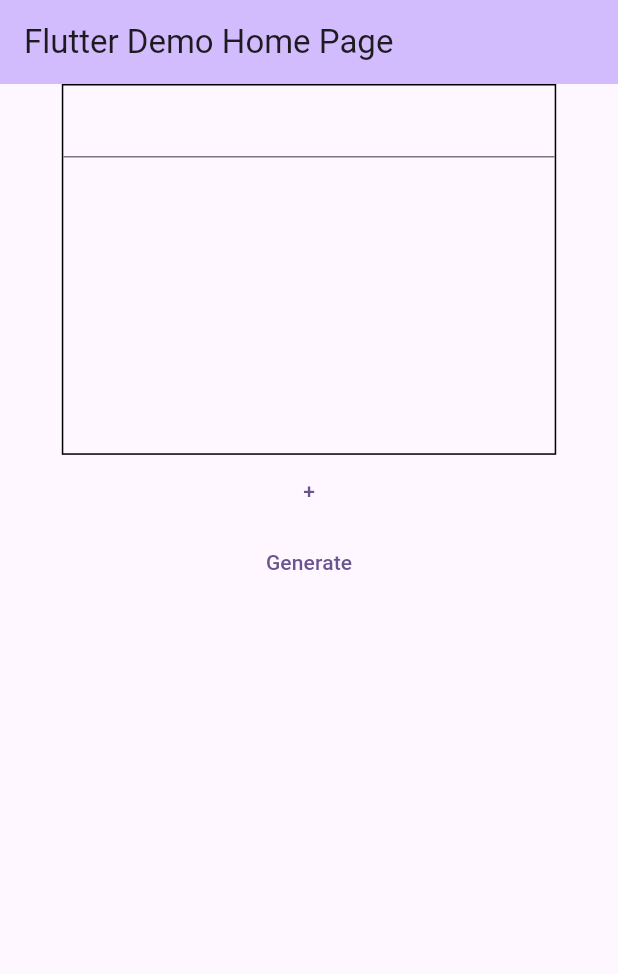
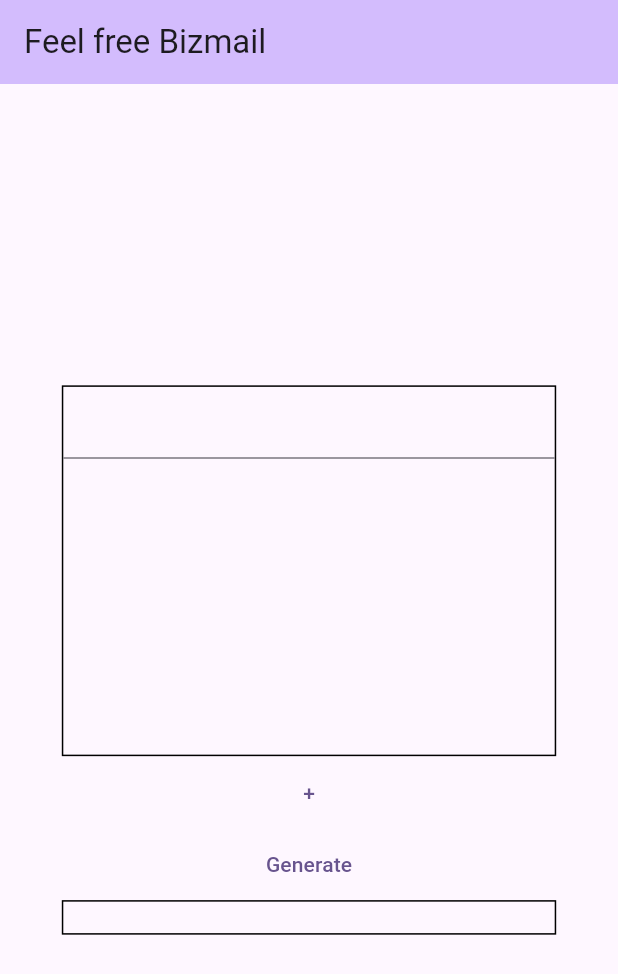
Before and after one commit to torusa0603/feel_free_bizmail, a Flutter app: the screen it shows after launch, after a tap on "Generate", on a phone screen of 412 x 824 dp. Shown: the top 974 px of the screen. Run offline on Flutter 3.47's test engine with Material 3 defaults, Android fonts, the phone set to English and light mode, and no system bars; our stand-ins replace flutter_hooks, google_generative_ai, hooks_riverpod; network calls fail.

Commit message:
demo bizmail format from gemini

```diff
--- a/lib/main.dart
+++ b/lib/main.dart
@@ -3,23 +3,26 @@ import 'package:flutter_hooks/flutter_hooks.dart';
 import 'package:google_generative_ai/google_generative_ai.dart';
 import 'package:hooks_riverpod/hooks_riverpod.dart';
 
+//使用Widgetの先祖にProviderScopeを配置する
 void main() {
-  runApp(const MyApp());
+  runApp(
+    const ProviderScope(child: MyApp()),
+  );
 }
 
-class MyApp extends StatelessWidget {
+class MyApp extends ConsumerWidget {
   const MyApp({super.key});
 
   // This widget is the root of your application.
   @override
-  Widget build(BuildContext context) {
+  Widget build(BuildContext context, WidgetRef ref) {
     return MaterialApp(
-      title: 'Flutter Demo',
+      title: 'Feel free Bizmail',
       theme: ThemeData(
         colorScheme: ColorScheme.fromSeed(seedColor: Colors.deepPurple),
         useMaterial3: true,
       ),
-      home: const MyHomePage(title: 'Flutter Demo Home Page'),
+      home: const MyHomePage(title: 'Feel free Bizmail'),
     );
   }
 }
@@ -34,17 +37,22 @@ class MyHomePage extends HookConsumerWidget {
     var stateRes = useState("");
     var statePrompt = useState("");
     var numberTagText = useState(1);
+    var nakami = useState<List<TextEditingController>>([]);
     const borderSide = BorderSide(
       color: Colors.black,
       width: 1,
     );
+    nakami.value.add(TextEditingController());
 
     return Scaffold(
       appBar: AppBar(
         backgroundColor: Theme.of(context).colorScheme.inversePrimary,
         title: Text(title),
       ),
-      body: Center(
+      body: Align(
+        alignment: Alignment.topCenter,
+        child: Center(
+          child: SingleChildScrollView(
             child: Column(
               children: <Widget>[
                 Container(
@@ -61,11 +69,13 @@ class MyHomePage extends HookConsumerWidget {
                   child: SingleChildScrollView(
                       child: _TagText(
                     number: numberTagText.value,
+                    nakami: nakami.value,
                   )),
                 ),
                 TextButton(
                   onPressed: () {
                     numberTagText.value++;
+                    nakami.value.add(TextEditingController());
                   },
                   child: const Text('+'),
                 ),
@@ -74,15 +84,35 @@ class MyHomePage extends HookConsumerWidget {
                     final model = GenerativeModel(
                         model: 'gemini-pro',
                         apiKey: 'AIzaSyAf1W8FBIEIL_VT2VJrWyqdB8l7WCYSRL4');
-                statePrompt.value = 'なにか喋って';
+                    statePrompt.value +=
+                        "次のシチュエーションに合いそうなビジネスメールのフォーマットを作成して下さい。{";
+                    for (int i = 0; i < numberTagText.value; i++) {
+                      statePrompt.value += nakami.value[i].text;
+                      statePrompt.value += ",";
+                    }
+                    statePrompt.value += "}";
                     final response = await model
                         .generateContent([Content.text(statePrompt.value)]);
-                stateRes.value = response.text ?? "";
+                    stateRes.value =
+                        "質問文 : ${statePrompt.value}\n\n${response.text ?? ""}";
+                    statePrompt.value = "";
                   },
                   child: const Text('Generate'),
                 ),
-            Text(stateRes.value),
+                Container(
+                  width: MediaQuery.of(context).size.width * 0.8,
+                  decoration: BoxDecoration(
+                    border: Border.all(),
+                  ),
+                  child: SingleChildScrollView(
+                    child: Text(
+                      stateRes.value,
+                    ),
+                  ),
+                ),
               ],
+            ),
+          ),
         ),
       ),
     );
@@ -90,14 +120,19 @@ class MyHomePage extends HookConsumerWidget {
 }
 
 class _TagText extends StatelessWidget {
-  const _TagText({required this.number});
+  const _TagText({required this.number, required this.nakami});
   final int number;
+  final List<TextEditingController> nakami;
 
   @override
   Widget build(BuildContext context) {
     return Column(
       children: <Widget>[
-        for (int i = 0; i < number; i++) ...{const TextField()}
+        for (int i = 0; i < number; i++) ...{
+          TextField(
+            controller: nakami[i],
+          )
+        }
       ],
     );
   }
```
Lines whose indentation alone changed are shown as unchanged.
